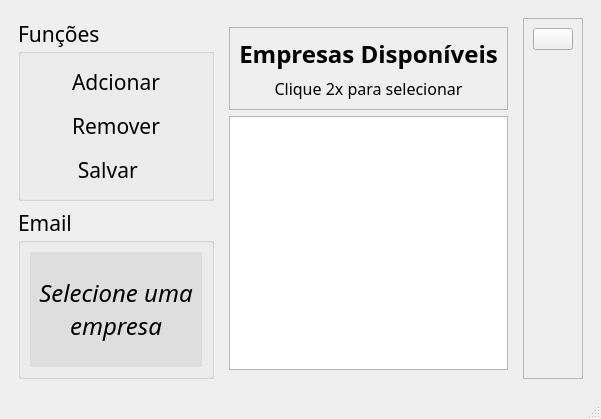
The window that src/ui/window_pend.ui (DeltaPrice-Pedro/Pendencias_Contabeis) describes before a commit, drawn with Qt 5.
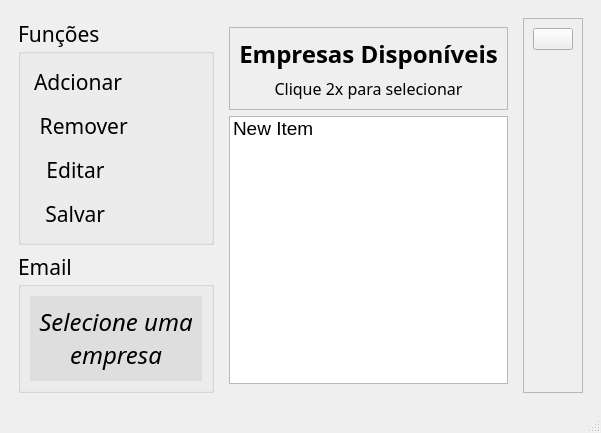
The same window after the commit. Icons and pictures are not drawn.

```diff
--- a/src/ui/window_pend.ui
+++ b/src/ui/window_pend.ui
@@ -48,6 +48,11 @@
                 <pointsize>14</pointsize>
                </font>
               </property>
+              <item>
+               <property name="text">
+                <string>New Item</string>
+               </property>
+              </item>
              </widget>
             </item>
             <item row="0" column="0">
@@ -250,6 +255,12 @@
           <layout class="QVBoxLayout" name="verticalLayout">
            <item>
             <widget class="QPushButton" name="pushButton_add_func">
+             <property name="sizePolicy">
+              <sizepolicy hsizetype="Maximum" vsizetype="Fixed">
+               <horstretch>0</horstretch>
+               <verstretch>0</verstretch>
+              </sizepolicy>
+             </property>
              <property name="cursor">
               <cursorShape>PointingHandCursor</cursorShape>
              </property>
@@ -273,11 +284,17 @@
            </item>
            <item>
             <widget class="QPushButton" name="pushButton_remove_func">
+             <property name="sizePolicy">
+              <sizepolicy hsizetype="Maximum" vsizetype="Fixed">
+               <horstretch>0</horstretch>
+               <verstretch>0</verstretch>
+              </sizepolicy>
+             </property>
              <property name="cursor">
               <cursorShape>PointingHandCursor</cursorShape>
              </property>
              <property name="text">
-              <string>Remover</string>
+              <string> Remover</string>
              </property>
              <property name="icon">
               <iconset>
@@ -294,10 +311,41 @@
              </property>
             </widget>
            </item>
+           <item>
+            <widget class="QPushButton" name="pushButton_edit_func">
+             <property name="sizePolicy">
+              <sizepolicy hsizetype="Maximum" vsizetype="Fixed">
+               <horstretch>0</horstretch>
+               <verstretch>0</verstretch>
+              </sizepolicy>
+             </property>
+             <property name="text">
+              <string>  Editar</string>
+             </property>
+             <property name="icon">
+              <iconset theme="QIcon::ThemeIcon::MailMessageNew"/>
+             </property>
+             <property name="iconSize">
+              <size>
+               <width>30</width>
+               <height>30</height>
+              </size>
+             </property>
+             <property name="flat">
+              <bool>true</bool>
+             </property>
+            </widget>
+           </item>
            <item>
             <widget class="QPushButton" name="pushButton_save_func">
+             <property name="sizePolicy">
+              <sizepolicy hsizetype="Maximum" vsizetype="Fixed">
+               <horstretch>0</horstretch>
+               <verstretch>0</verstretch>
+              </sizepolicy>
+             </property>
              <property name="text">
-              <string>Salvar   </string>
+              <string>  Salvar   </string>
              </property>
              <property name="icon">
               <iconset theme="QIcon::ThemeIcon::DocumentSave"/>
```
